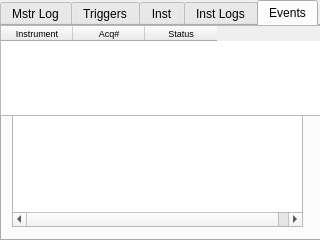
First picture: the form in ui/qt/ui.ui, repository TESTgroup-BNL/MoDaCS, before the edit.
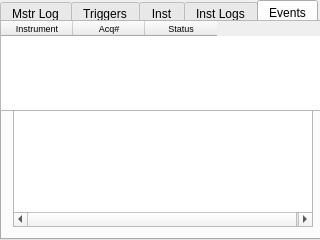
Second picture: the form after the edit. The open tabs and pages were chosen to show the change.

Diff of the .ui file:
```diff
--- a/ui/qt/ui.ui
+++ b/ui/qt/ui.ui
@@ -28,10 +28,16 @@
      <rect>
       <x>0</x>
       <y>0</y>
-      <width>321</width>
-      <height>241</height>
+      <width>326</width>
+      <height>240</height>
      </rect>
     </property>
+    <property name="minimumSize">
+     <size>
+      <width>320</width>
+      <height>240</height>
+     </size>
+    </property>
     <property name="tabPosition">
      <enum>QTabWidget::North</enum>
     </property>
@@ -454,17 +460,11 @@
      <attribute name="title">
       <string>Events</string>
      </attribute>
+     <layout class="QHBoxLayout" name="horizontalLayout">
+      <item>
      <widget class="QTreeWidget" name="treeWidget">
-      <property name="geometry">
-       <rect>
-        <x>10</x>
-        <y>10</y>
-        <width>291</width>
-        <height>191</height>
-       </rect>
-      </property>
       <property name="sizePolicy">
-       <sizepolicy hsizetype="Fixed" vsizetype="Fixed">
+         <sizepolicy hsizetype="Expanding" vsizetype="Expanding">
         <horstretch>0</horstretch>
         <verstretch>0</verstretch>
        </sizepolicy>
@@ -490,9 +490,6 @@
       <property name="wordWrap">
        <bool>false</bool>
       </property>
-      <attribute name="headerVisible">
-       <bool>false</bool>
-      </attribute>
       <attribute name="headerDefaultSectionSize">
        <number>200</number>
       </attribute>
@@ -518,6 +515,26 @@
         <string>Last Value</string>
        </property>
       </column>
+        <item>
+         <property name="text">
+          <string>Global Trigger</string>
+         </property>
+         <property name="font">
+          <font>
+           <weight>75</weight>
+           <bold>true</bold>
+          </font>
+         </property>
+         <property name="foreground">
+          <brush brushstyle="NoBrush">
+           <color alpha="255">
+            <red>170</red>
+            <green>0</green>
+            <blue>0</blue>
+           </color>
+          </brush>
+         </property>
+        </item>
       <item>
        <property name="text">
         <string>Direct Connections</string>
@@ -559,13 +576,15 @@
        </property>
       </item>
      </widget>
+      </item>
+     </layout>
     </widget>
    </widget>
    <widget class="QTableWidget" name="tbl_Instruments">
     <property name="geometry">
      <rect>
       <x>0</x>
-      <y>25</y>
+      <y>20</y>
       <width>321</width>
       <height>91</height>
      </rect>
```
Left out of the diff: 2 changed lines with no effect on the pictures. Lines whose indentation alone changed are shown as unchanged.
